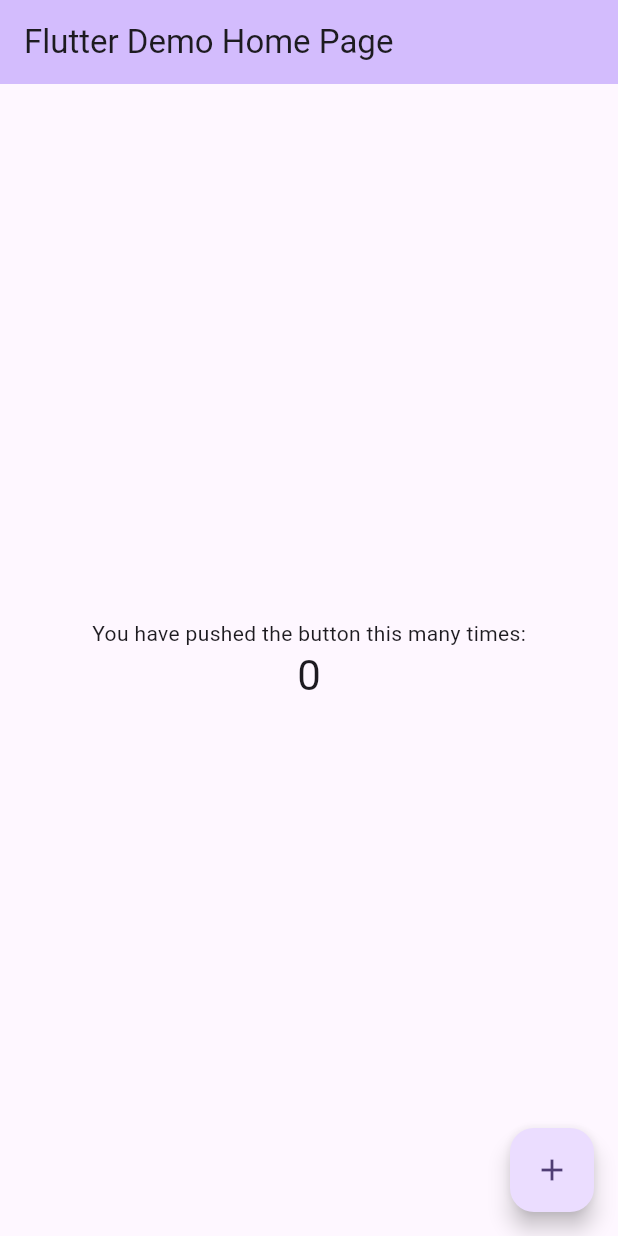
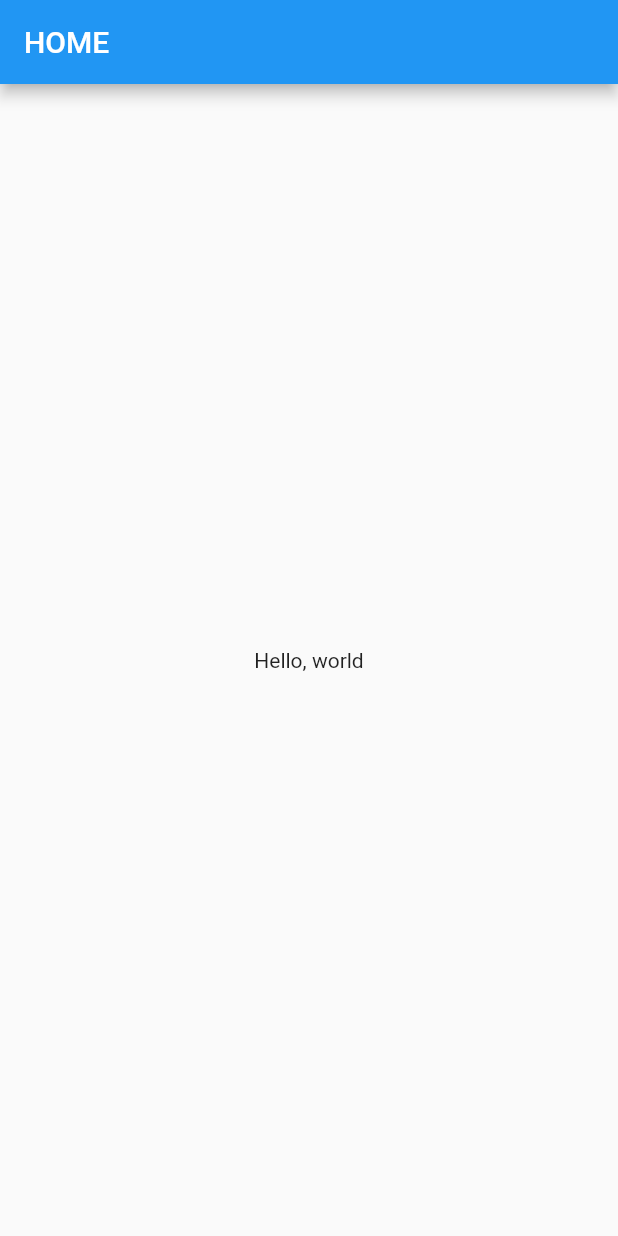
Before and after one commit to jeomgymjeok-gwabuha/jeomgymjeok_gwabuha_front_mobile, a Flutter app: the screen it shows after launch, on a phone screen of 412 x 824 dp. Run offline on Flutter 3.47's test engine with Material 2 defaults, Android fonts, the light colour scheme and no system bars.

Commit message:
create and apply home-screen-widget

```diff
--- a/lib/main.dart
+++ b/lib/main.dart
@@ -1,125 +1,18 @@
 import 'package:flutter/material.dart';
+import 'package:jeomgymjeok_gwabuha/screens/home.dart';
 
 void main() {
-  runApp(const MyApp());
+  runApp(const App());
 }
 
-class MyApp extends StatelessWidget {
-  const MyApp({super.key});
+class App extends StatelessWidget {
+  const App({super.key});
 
-  // This widget is the root of your application.
   @override
   Widget build(BuildContext context) {
-    return MaterialApp(
-      title: 'Flutter Demo',
-      theme: ThemeData(
-        // This is the theme of your application.
-        //
-        // TRY THIS: Try running your application with "flutter run". You'll see
-        // the application has a blue toolbar. Then, without quitting the app,
-        // try changing the seedColor in the colorScheme below to Colors.green
-        // and then invoke "hot reload" (save your changes or press the "hot
-        // reload" button in a Flutter-supported IDE, or press "r" if you used
-        // the command line to start the app).
-        //
-        // Notice that the counter didn't reset back to zero; the application
-        // state is not lost during the reload. To reset the state, use hot
-        // restart instead.
-        //
-        // This works for code too, not just values: Most code changes can be
-        // tested with just a hot reload.
-        colorScheme: ColorScheme.fromSeed(seedColor: Colors.deepPurple),
-        useMaterial3: true,
-      ),
-      home: const MyHomePage(title: 'Flutter Demo Home Page'),
+    // TODO: implement build
+    return const MaterialApp(
+      home: HomeScreen(),
     );
   }
 }
-
-class MyHomePage extends StatefulWidget {
-  const MyHomePage({super.key, required this.title});
-
-  // This widget is the home page of your application. It is stateful, meaning
-  // that it has a State object (defined below) that contains fields that affect
-  // how it looks.
-
-  // This class is the configuration for the state. It holds the values (in this
-  // case the title) provided by the parent (in this case the App widget) and
-  // used by the build method of the State. Fields in a Widget subclass are
-  // always marked "final".
-
-  final String title;
-
-  @override
-  State<MyHomePage> createState() => _MyHomePageState();
-}
-
-class _MyHomePageState extends State<MyHomePage> {
-  int _counter = 0;
-
-  void _incrementCounter() {
-    setState(() {
-      // This call to setState tells the Flutter framework that something has
-      // changed in this State, which causes it to rerun the build method below
-      // so that the display can reflect the updated values. If we changed
-      // _counter without calling setState(), then the build method would not be
-      // called again, and so nothing would appear to happen.
-      _counter++;
-    });
-  }
-
-  @override
-  Widget build(BuildContext context) {
-    // This method is rerun every time setState is called, for instance as done
-    // by the _incrementCounter method above.
-    //
-    // The Flutter framework has been optimized to make rerunning build methods
-    // fast, so that you can just rebuild anything that needs updating rather
-    // than having to individually change instances of widgets.
-    return Scaffold(
-      appBar: AppBar(
-        // TRY THIS: Try changing the color here to a specific color (to
-        // Colors.amber, perhaps?) and trigger a hot reload to see the AppBar
-        // change color while the other colors stay the same.
-        backgroundColor: Theme.of(context).colorScheme.inversePrimary,
-        // Here we take the value from the MyHomePage object that was created by
-        // the App.build method, and use it to set our appbar title.
-        title: Text(widget.title),
-      ),
-      body: Center(
-        // Center is a layout widget. It takes a single child and positions it
-        // in the middle of the parent.
-        child: Column(
-          // Column is also a layout widget. It takes a list of children and
-          // arranges them vertically. By default, it sizes itself to fit its
-          // children horizontally, and tries to be as tall as its parent.
-          //
-          // Column has various properties to control how it sizes itself and
-          // how it positions its children. Here we use mainAxisAlignment to
-          // center the children vertically; the main axis here is the vertical
-          // axis because Columns are vertical (the cross axis would be
-          // horizontal).
-          //
-          // TRY THIS: Invoke "debug painting" (choose the "Toggle Debug Paint"
-          // action in the IDE, or press "p" in the console), to see the
-          // wireframe for each widget.
-          mainAxisAlignment: MainAxisAlignment.center,
-          children: <Widget>[
-            const Text(
-              'You have pushed the button this many times:',
-            ),
-            Text(
-              '$_counter',
-              style: Theme.of(context).textTheme.headlineMedium,
-            ),
-          ],
-        ),
-      ),
-      floatingActionButton: FloatingActionButton(
-        onPressed: _incrementCounter,
-        tooltip: 'Increment',
-        child: const Icon(Icons.add),
-      ), // This trailing comma makes auto-formatting nicer for build methods.
-    );
-  }
-}
--- /dev/null
+++ b/lib/screens/home.dart
@@ -0,0 +1,18 @@
+import 'package:flutter/material.dart';
+
+class HomeScreen extends StatelessWidget {
+  const HomeScreen({super.key});
+
+  @override
+  Widget build(BuildContext context) {
+    // TODO: implement build
+    return Scaffold(
+      appBar: AppBar(
+        title: const Text('HOME'),
+      ),
+      body: const Center(
+        child: Text('Hello, world'),
+      ),
+    );
+  }
+}
```
